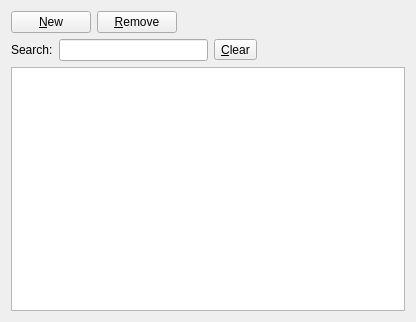
KDAB/FatCRM, file client/src/pages/page.ui: the form before one commit.
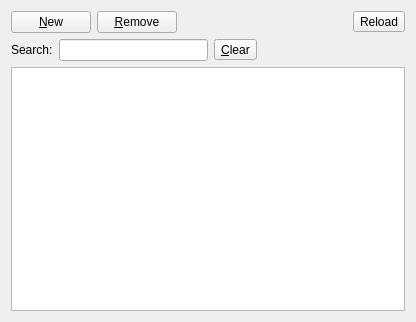
The form after the commit. Custom widgets are drawn as their Qt base class.

Commit message: Add tool button to only reload collection of the current tab

Diff of the .ui file:
```diff
--- a/client/src/pages/page.ui
+++ b/client/src/pages/page.ui
@@ -13,8 +13,6 @@
   <property name="windowTitle">
    <string>Page</string>
   </property>
-  <layout class="QGridLayout" name="gridLayout">
-   <item row="0" column="0">
     <layout class="QVBoxLayout" name="verticalLayout">
      <item>
       <layout class="QHBoxLayout" name="horizontalLayout">
@@ -45,6 +43,13 @@
          </property>
         </spacer>
        </item>
+     <item>
+      <widget class="QToolButton" name="reloadPB">
+       <property name="text">
+        <string>Reload</string>
+       </property>
+      </widget>
+     </item>
       </layout>
      </item>
      <item>
@@ -99,8 +104,6 @@
         <set>QAbstractItemView::NoEditTriggers</set>
        </property>
       </widget>
-     </item>
-    </layout>
    </item>
   </layout>
  </widget>
```
Lines whose indentation alone changed are shown as unchanged. The commit also changes 2 other files.
